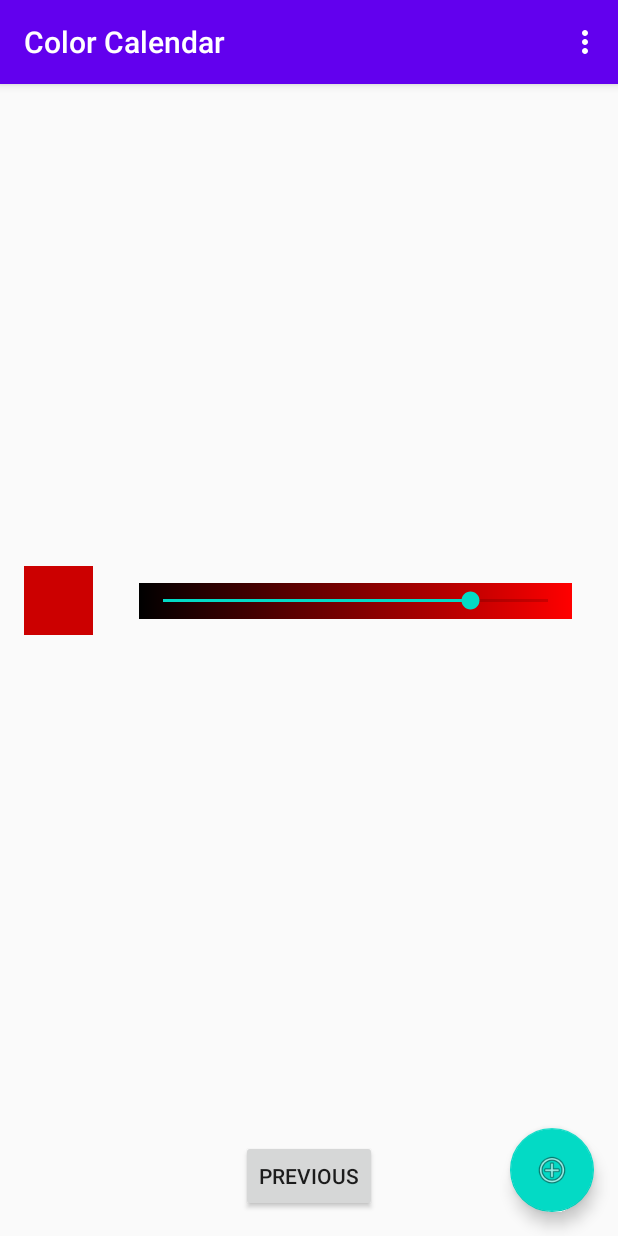
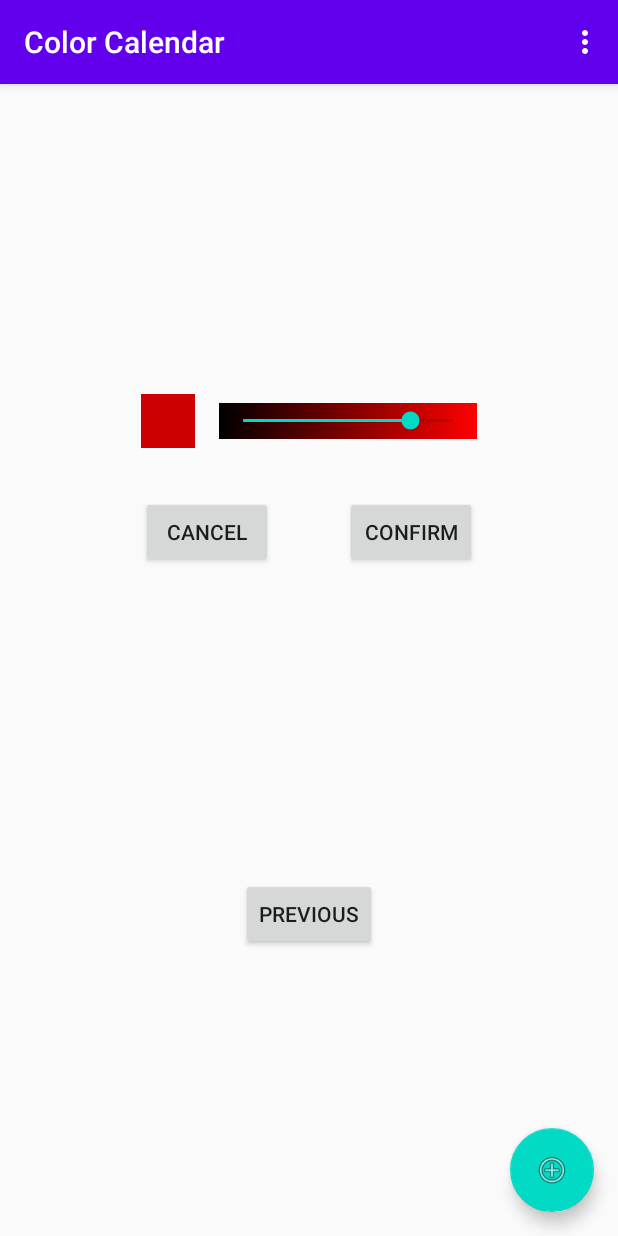
Before and after one commit to mare5x/ColorCalendar, an Android app: the SecondFragment screen opened through its navigation route, on a phone screen of 412 x 824 dp. Run offline under Robolectric (Android 15) with nearby library versions, the phone set to English and light mode, and no system bars; 1 statement that could not run was skipped.

Commit message:
Color picker dialog skeleton.

```diff
--- a/app/src/main/java/com/mare5x/colorcalendar/ColorPicker.kt
+++ b/app/src/main/java/com/mare5x/colorcalendar/ColorPicker.kt
@@ -1,16 +1,17 @@
 package com.mare5x.colorcalendar
 
 import android.app.Dialog
-import android.graphics.Color
 import android.os.Bundle
 import android.view.LayoutInflater
 import android.view.View
 import android.view.ViewGroup
+import android.widget.Button
 import android.widget.SeekBar
 import androidx.fragment.app.DialogFragment
 
 
 // Use either as a dialog or as a fragment.
+// Note: Dialog's use wrap_content for layout width and height ...
 class ColorPickerDialogFragment : DialogFragment() {
     private lateinit var colorRect: ColorRect
     private lateinit var bar: SeekBar
@@ -20,22 +21,22 @@ class ColorPickerDialogFragment : DialogFragment() {
         container: ViewGroup?,
         savedInstanceState: Bundle?
     ): View? {
-        return inflater.inflate(R.layout.color_picker_view, container, false)
+        return inflater.inflate(R.layout.dialog_color_picker, container, false)
     }
 
     override fun onViewCreated(view: View, savedInstanceState: Bundle?) {
         super.onViewCreated(view, savedInstanceState)
 
-        colorRect = view.findViewById(R.id.colorRect)
-        bar = view.findViewById<ColorSeekBar>(R.id.colorSeekBar)
-        bar.setOnSeekBarChangeListener(object : SeekBar.OnSeekBarChangeListener {
-            override fun onProgressChanged(seekBar: SeekBar, progress: Int, fromUser: Boolean) =
-                updateColorRect(progress)
-            override fun onStartTrackingTouch(seekBar: SeekBar) {}
-            override fun onStopTrackingTouch(seekBar: SeekBar) {}
-        })
-
-        updateColorRect(bar.progress)
+        val cancelButton = view.findViewById<Button>(R.id.cancelButton)
+        cancelButton.setOnClickListener {
+            if (showsDialog)
+                dismiss()
+        }
+        val confirmButton = view.findViewById<Button>(R.id.confirmButton)
+        confirmButton.setOnClickListener {
+            if (showsDialog)
+                dismiss()
+        }
     }
 
     override fun onCreateDialog(savedInstanceState: Bundle?): Dialog {
@@ -43,8 +44,8 @@ class ColorPickerDialogFragment : DialogFragment() {
         return dialog
     }
 
-    fun updateColorRect(progress: Int) {
-        val x = progress / bar.max.toFloat()
-        colorRect.color = calcGradientColor(Color.RED, Color.GREEN, x)
+    override fun onStart() {
+        super.onStart()
+        // dialog?.window?.setLayout(ViewGroup.LayoutParams.MATCH_PARENT, ViewGroup.LayoutParams.WRAP_CONTENT)
     }
 }
--- a/app/src/main/java/com/mare5x/colorcalendar/ColorSeekBar.kt
+++ b/app/src/main/java/com/mare5x/colorcalendar/ColorSeekBar.kt
@@ -7,6 +7,9 @@ import android.graphics.drawable.BitmapDrawable
 import android.graphics.drawable.GradientDrawable
 import android.os.Build
 import android.util.AttributeSet
+import android.view.LayoutInflater
+import android.widget.SeekBar
+import androidx.constraintlayout.widget.ConstraintLayout
 import kotlin.math.roundToInt
 
 fun calcGradientColor(startColor: Int, endColor: Int, x: Float) : Int {
@@ -41,3 +44,31 @@ class ColorSeekBar : androidx.appcompat.widget.AppCompatSeekBar {
     // min = 0
     fun getRange() = max
 }
+
+class ColorPickerBar : ConstraintLayout {
+    constructor(context: Context) : super(context)
+    constructor(context: Context, attrs: AttributeSet) : super(context, attrs)
+
+    private var colorRect: ColorRect
+    private var seekBar: ColorSeekBar
+
+    init {
+        LayoutInflater.from(context).inflate(R.layout.color_picker_view, this, true)
+
+        colorRect = findViewById(R.id.colorRect)
+        seekBar = findViewById(R.id.colorSeekBar)
+        seekBar.setOnSeekBarChangeListener(object : SeekBar.OnSeekBarChangeListener {
+            override fun onProgressChanged(seekBar: SeekBar, progress: Int, fromUser: Boolean) =
+                updateColorRect(progress)
+            override fun onStartTrackingTouch(seekBar: SeekBar) {}
+            override fun onStopTrackingTouch(seekBar: SeekBar) {}
+        })
+
+        updateColorRect(seekBar.progress)
+    }
+
+    fun updateColorRect(progress: Int) {
+        val x = progress / seekBar.max.toFloat()
+        colorRect.color = calcGradientColor(Color.RED, Color.GREEN, x)
+    }
+}
--- a/app/src/main/res/layout/color_picker_view.xml
+++ b/app/src/main/res/layout/color_picker_view.xml
@@ -1,10 +1,6 @@
 <?xml version="1.0" encoding="utf-8"?>
-<androidx.constraintlayout.widget.ConstraintLayout xmlns:android="http://schemas.android.com/apk/res/android"
-    xmlns:app="http://schemas.android.com/apk/res-auto"
-    android:id="@+id/colorPicker"
-    android:layout_width="match_parent"
-    android:layout_height="match_parent">
-
+<merge xmlns:android="http://schemas.android.com/apk/res/android"
+    xmlns:app="http://schemas.android.com/apk/res-auto">
 
     <com.mare5x.colorcalendar.ColorSeekBar
         android:id="@+id/colorSeekBar"
@@ -22,14 +18,11 @@
         app:layout_constraintBottom_toBottomOf="@+id/colorRect"
         app:layout_constraintEnd_toEndOf="parent"
         app:layout_constraintStart_toEndOf="@+id/colorRect"
-        app:layout_constraintTop_toTopOf="@+id/colorRect"
-        app:layout_constraintWidth_min="100dp"
-        app:layout_constraintWidth_percent="0.7"
-        />
+        app:layout_constraintTop_toTopOf="@+id/colorRect" />
 
     <com.mare5x.colorcalendar.ColorRect
         android:id="@+id/colorRect"
-        android:layout_width="46dp"
+        android:layout_width="36dp"
         android:layout_height="wrap_content"
         android:layout_marginStart="16dp"
         android:layout_marginLeft="16dp"
@@ -38,4 +31,4 @@
         app:layout_constraintBottom_toBottomOf="parent"
         app:layout_constraintStart_toStartOf="parent"
         app:layout_constraintTop_toTopOf="parent" />
-</androidx.constraintlayout.widget.ConstraintLayout>
+</merge>
--- /dev/null
+++ b/app/src/main/res/layout/dialog_color_picker.xml
@@ -0,0 +1,54 @@
+<?xml version="1.0" encoding="utf-8"?>
+<androidx.constraintlayout.widget.ConstraintLayout xmlns:android="http://schemas.android.com/apk/res/android"
+    xmlns:app="http://schemas.android.com/apk/res-auto"
+    android:layout_width="wrap_content"
+    android:layout_height="wrap_content">
+
+    <Button
+        android:id="@+id/cancelButton"
+        android:layout_width="wrap_content"
+        android:layout_height="wrap_content"
+        android:layout_marginStart="16dp"
+        android:layout_marginLeft="16dp"
+        android:layout_marginEnd="24dp"
+        android:layout_marginRight="24dp"
+        android:layout_marginBottom="16dp"
+        android:text="@string/cancel_button"
+        app:layout_constraintBottom_toBottomOf="parent"
+        app:layout_constraintEnd_toStartOf="@+id/confirmButton"
+        app:layout_constraintHorizontal_bias="0.5"
+        app:layout_constraintHorizontal_chainStyle="spread"
+        app:layout_constraintStart_toStartOf="parent" />
+
+    <Button
+        android:id="@+id/confirmButton"
+        android:layout_width="wrap_content"
+        android:layout_height="wrap_content"
+        android:layout_marginStart="24dp"
+        android:layout_marginLeft="24dp"
+        android:layout_marginEnd="16dp"
+        android:layout_marginRight="16dp"
+        android:layout_marginBottom="16dp"
+        android:text="@string/confirm_button"
+        app:layout_constraintBottom_toBottomOf="parent"
+        app:layout_constraintEnd_toEndOf="parent"
+        app:layout_constraintHorizontal_bias="0.5"
+        app:layout_constraintStart_toEndOf="@+id/cancelButton" />
+
+    <com.mare5x.colorcalendar.ColorPickerBar
+        android:layout_width="0dp"
+        android:layout_height="wrap_content"
+        android:layout_marginStart="16dp"
+        android:layout_marginLeft="16dp"
+        android:layout_marginTop="16dp"
+        android:layout_marginEnd="16dp"
+        android:layout_marginRight="16dp"
+        android:layout_marginBottom="16dp"
+        app:layout_constraintWidth_min="100dp"
+        app:layout_constraintBottom_toTopOf="@id/cancelButton"
+        app:layout_constraintEnd_toEndOf="parent"
+        app:layout_constraintStart_toStartOf="parent"
+        app:layout_constraintTop_toTopOf="parent"
+        app:layout_constraintWidth_percent="1.0" />
+
+</androidx.constraintlayout.widget.ConstraintLayout>
--- a/app/src/main/res/layout/fragment_second.xml
+++ b/app/src/main/res/layout/fragment_second.xml
@@ -25,8 +25,8 @@
     <androidx.fragment.app.FragmentContainerView
         android:id="@+id/fragment"
         android:name="com.mare5x.colorcalendar.ColorPickerDialogFragment"
-        android:layout_width="0dp"
-        android:layout_height="0dp"
+        android:layout_width="wrap_content"
+        android:layout_height="wrap_content"
         app:layout_constraintBottom_toTopOf="@+id/button_second"
         app:layout_constraintEnd_toEndOf="parent"
         app:layout_constraintStart_toStartOf="parent"
--- a/app/src/main/res/values/strings.xml
+++ b/app/src/main/res/values/strings.xml
@@ -9,4 +9,7 @@
 
     <string name="hello_first_fragment">Hello first fragment</string>
     <string name="hello_second_fragment">Hello second fragment. Arg: %1$s</string>
+
+    <string name="cancel_button">Cancel</string>
+    <string name="confirm_button">Confirm</string>
 </resources>
```
